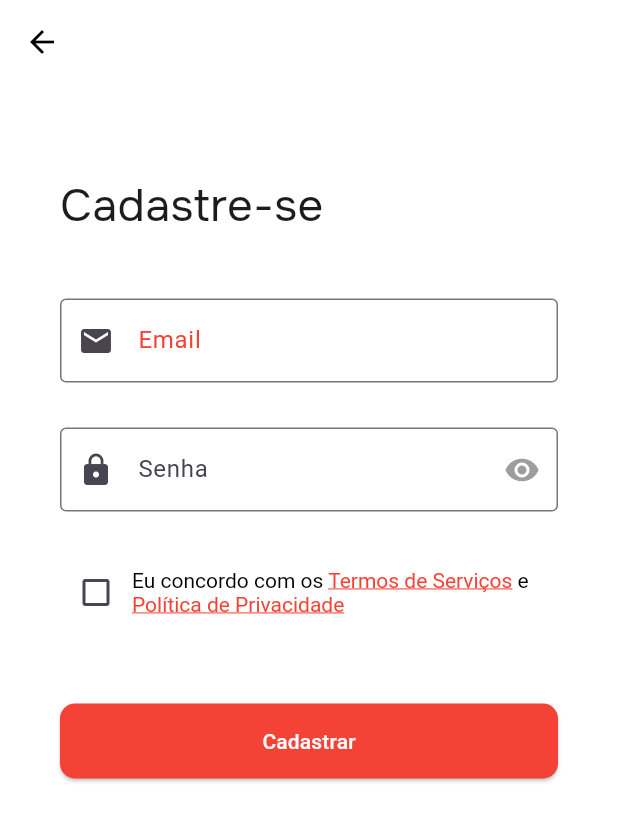
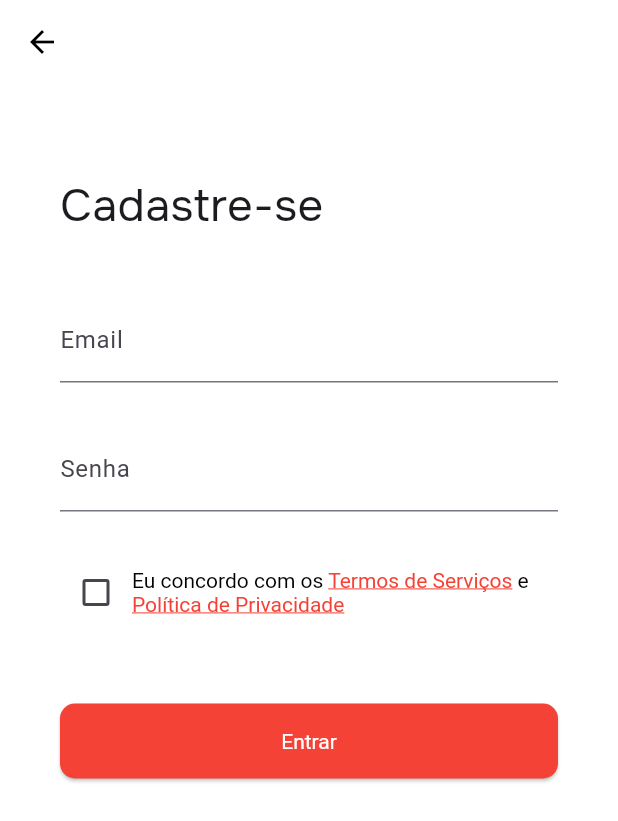
Before and after one commit to AndressCruz/no-smoke, a Flutter app: the screen it shows after launch, after a tap on "Cadastre-se", on a phone screen of 412 x 824 dp. Shown: the top 821 px of the screen. Run offline on Flutter 3.47's test engine with Material 3 defaults, Android fonts, the light colour scheme and no system bars; our stand-ins replace firebase_auth, firebase_core, fl_chart, font_awesome_flutter; accounts and stored records are empty; network calls fail.

Commit message:
auth_cadastro_login_logout

```diff
--- a/no_smoke/lib/cadastro.dart
+++ b/no_smoke/lib/cadastro.dart
@@ -1,16 +1,24 @@
 // ignore_for_file: prefer_const_constructors, prefer_const_literals_to_create_immutables
 
+import 'package:firebase_auth/firebase_auth.dart';
+import 'package:firebase_core/firebase_core.dart';
 import 'package:flutter/material.dart';
-import 'package:no_smoke/cadastro_widget/botao_cadastro.dart';
 import 'package:no_smoke/cadastro_widget/checkbox.dart';
-import 'package:no_smoke/login_widget/inputLogin.dart';
-import 'package:no_smoke/login_widget/inputSenha.dart';
+import 'package:no_smoke/login.dart';
 
-class Cadastro extends StatelessWidget {
-  const Cadastro({super.key});
+class Cadastro extends StatefulWidget {
+  @override
+  State<Cadastro> createState() => _CadastroState();
+}
 
+TextEditingController _email = TextEditingController();
+TextEditingController _senha = TextEditingController();
+late FirebaseAuth _auth;
+
+class _CadastroState extends State<Cadastro> {
   @override
   Widget build(BuildContext context) {
+    _initFirebase();
     return Scaffold(
       appBar: AppBar(
         leading: IconButton(
@@ -49,11 +57,23 @@ class Cadastro extends StatelessWidget {
           SizedBox(
             height: 40,
           ),
-          EmailInputField(),
+          TextFormField(
+              controller: _email,
+              keyboardType: TextInputType.emailAddress,
+              decoration: InputDecoration(
+                labelText: 'Email',
+                hintText: 'exemplo@gmail.com',
+              )),
           SizedBox(
             height: 30,
           ),
-          PasswordInputField(),
+          TextFormField(
+              controller: _senha,
+              obscureText: true,
+              decoration: InputDecoration(
+                labelText: 'Senha',
+                hintText: 'Digite sua senha',
+              )),
           SizedBox(
             height: 30,
           ),
@@ -61,9 +81,61 @@ class Cadastro extends StatelessWidget {
           SizedBox(
             height: 50,
           ),
-          BotaoEfetuarCadastro(),
+          SizedBox(
+            width: 200,
+            height: 50,
+            child: ElevatedButton(
+              onPressed: () {
+                _signUp();
+              },
+              style: ButtonStyle(
+                foregroundColor: MaterialStateProperty.all<Color>(Colors.white),
+                backgroundColor: MaterialStateProperty.all<Color>(Colors.red),
+                shape: MaterialStateProperty.all<RoundedRectangleBorder>(
+                  RoundedRectangleBorder(
+                    borderRadius: BorderRadius.circular(10.0),
+                  ),
+                ),
+                textStyle: MaterialStateProperty.all<TextStyle>(
+                  TextStyle(
+                    color: Colors.white,
+                  ),
+                ),
+              ),
+              child: Text("Entrar"),
+            ),
+          ),
         ],
       ),
     );
   }
+
+  Future<void> _initFirebase() async {
+    await Firebase.initializeApp();
+    if (Firebase.initializeApp() == null) {
+      print("Erro ao inicializar o Firebase");
+    } else {
+      print("Firebase inicializado com sucesso");
+    }
+    _auth = FirebaseAuth.instance;
+  }
+
+  void _signUp() async {
+    String email = _email.text;
+    String senha = _senha.text;
+
+    User? user = (await _auth.createUserWithEmailAndPassword(
+            email: email, password: senha))
+        .user;
+
+    if (user != null) {
+      print("Usuário criado com sucesso!");
+      Navigator.push(
+        context,
+        MaterialPageRoute(builder: (context) => LoginPage()),
+      );
+    } else {
+      print("Erro ao criar usuário");
+    }
+  }
 }
--- a/no_smoke/lib/cadastro_widget/botao_cadastro.dart
+++ b/no_smoke/lib/cadastro_widget/botao_cadastro.dart
@@ -1,31 +1,31 @@
-import 'package:flutter/material.dart';
-import 'package:no_smoke/cadastro.dart';
+// import 'package:flutter/material.dart';
+// import 'package:no_smoke/cadastro.dart';
 
-class BotaoEfetuarCadastro extends StatelessWidget {
-  @override
-  Widget build(BuildContext context) {
-    return SizedBox(
-      width: 100.0, // Largura desejada
-      height: 50.0, // Altura desejada
-      child: ElevatedButton(
-        style: ElevatedButton.styleFrom(
-          primary: Colors.red, // Cor de fundo vermelha
-          onPrimary: Colors.white, // Cor do texto branca
-          shape: RoundedRectangleBorder(
-            borderRadius: BorderRadius.circular(10.0), // Bordas arredondadas
-          ),
-        ),
-        onPressed: () {
-          Navigator.push(
-            context,
-            MaterialPageRoute(
-              builder: (context) =>
-                  const Cadastro(), // Navegar para a tela de cadastro
-            ),
-          );
-        },
-        child: Text('Cadastrar'),
-      ),
-    );
-  }
-}
+// class BotaoEfetuarCadastro extends StatelessWidget {
+//   @override
+//   Widget build(BuildContext context) {
+//     return SizedBox(
+//       width: 100.0, // Largura desejada
+//       height: 50.0, // Altura desejada
+//       child: ElevatedButton(
+//         style: ElevatedButton.styleFrom(
+//           primary: Colors.red, // Cor de fundo vermelha
+//           onPrimary: Colors.white, // Cor do texto branca
+//           shape: RoundedRectangleBorder(
+//             borderRadius: BorderRadius.circular(10.0), // Bordas arredondadas
+//           ),
+//         ),
+//         // onPressed: () {
+//         //   Navigator.push(
+//         //     context,
+//         //     MaterialPageRoute(
+//         //       builder: (context) =>
+//         //           const Cadastro(), // Navegar para a tela de cadastro
+//         //     ),
+//         //   );
+//         // },
+//         child: Text('Cadastrar'),
+//       ),
+//     );
+//   }
+// }
--- a/no_smoke/lib/login.dart
+++ b/no_smoke/lib/login.dart
@@ -9,15 +9,22 @@ import 'package:no_smoke/login_widget/esqueceu_senha.dart';
 import 'package:no_smoke/login_widget/inputLogin.dart';
 import 'package:no_smoke/login_widget/inputSenha.dart';
 import 'package:no_smoke/login_widget/login_google.dart';
+import 'package:no_smoke/stop.dart';
 
-class LoginPage extends StatelessWidget {
-  // const LoginPage({super.key});
+class LoginPage extends StatefulWidget {
+  @override
+  State<LoginPage> createState() => _LoginPageState();
+}
+
+class _LoginPageState extends State<LoginPage> {
+  // final FirebaseAuth _auth = FirebaseAuth.instance;
   TextEditingController _email = TextEditingController();
   TextEditingController _senha = TextEditingController();
-  final FirebaseAuth _auth = FirebaseAuth.instance;
+  late FirebaseAuth _auth;
 
   @override
   Widget build(BuildContext context) {
+    _initFirebase();
     return Scaffold(
       body: _body(),
     );
@@ -41,16 +48,53 @@ class LoginPage extends StatelessWidget {
           SizedBox(
             height: 30,
           ),
-          EmailInputField(),
+          // EmailInputField(),
+          TextFormField(
+              controller: _email,
+              keyboardType: TextInputType.emailAddress,
+              decoration: InputDecoration(
+                labelText: 'Email',
+                hintText: 'exemplo@gmail.com',
+              )),
           SizedBox(
             height: 30,
           ),
-          PasswordInputField(),
+          // PasswordInputField(),
+          TextFormField(
+              controller: _senha,
+              obscureText: true,
+              decoration: InputDecoration(
+                labelText: 'Senha',
+                hintText: 'Digite sua senha',
+              )),
           EsqueceuSenha(),
           SizedBox(
             height: 50,
           ),
-          BotaoLogin(),
+          SizedBox(
+            width: 200,
+            height: 50,
+            child: ElevatedButton(
+              onPressed: () {
+                _authenticate();
+              },
+              style: ButtonStyle(
+                foregroundColor: MaterialStateProperty.all<Color>(Colors.white),
+                backgroundColor: MaterialStateProperty.all<Color>(Colors.red),
+                shape: MaterialStateProperty.all<RoundedRectangleBorder>(
+                  RoundedRectangleBorder(
+                    borderRadius: BorderRadius.circular(10.0),
+                  ),
+                ),
+                textStyle: MaterialStateProperty.all<TextStyle>(
+                  TextStyle(
+                    color: Colors.white,
+                  ),
+                ),
+              ),
+              child: Text("Entrar"),
+            ),
+          ),
           SizedBox(
             height: 40,
           ),
@@ -73,4 +117,29 @@ class LoginPage extends StatelessWidget {
       ),
     );
   }
+
+  Future<void> _initFirebase() async {
+    await Firebase.initializeApp();
+    if (Firebase.initializeApp() == null) {
+      print("Erro ao inicializar o Firebase");
+    } else {
+      print("Firebase inicializado com sucesso");
+    }
+    _auth = FirebaseAuth.instance;
+  }
+
+  Future<void> _authenticate() async {
+    try {
+      UserCredential userCredential = await _auth.signInWithEmailAndPassword(
+          email: _email.text.toString(), password: _senha.text.toString());
+      print("Autorizado");
+      Navigator.push(
+        context,
+        MaterialPageRoute(builder: (context) => StopSmoke()),
+      );
+    } catch (e) {
+      print("Não autorizado $e");
+    }
+    setState(() {});
+  }
 }
--- a/no_smoke/lib/main.dart
+++ b/no_smoke/lib/main.dart
@@ -1,10 +1,9 @@
 import 'package:firebase_core/firebase_core.dart';
+import 'package:firebase_auth/firebase_auth.dart';
 import 'package:flutter/material.dart';
 import 'package:no_smoke/splash.dart';
 
-void main() async {
-  WidgetsFlutterBinding.ensureInitialized();
-  await Firebase.initializeApp();
+void main() {
   runApp(const MyApp());
 }
 
--- a/no_smoke/lib/notificacao_widget/recusao_botao.dart
+++ b/no_smoke/lib/notificacao_widget/recusao_botao.dart
@@ -22,7 +22,7 @@ class RecusarBotao extends StatelessWidget {
             context,
             MaterialPageRoute(
               builder: (context) =>
-                  const LoginPage(), // Navegar para a tela de cadastro
+                  LoginPage(), // Navegar para a tela de cadastro
             ),
           );
         },
--- a/no_smoke/pubspec.yaml
+++ b/no_smoke/pubspec.yaml
@@ -35,6 +35,7 @@ dependencies:
     sdk: flutter
   firebase_auth:
   firebase_core:
+
 
 
   # The following adds the Cupertino Icons font to your application.
```
Also changed, not shown: no_smoke/lib/home.dart (+17 -2 lines), no_smoke/lib/login_widget/login_google.dart (+7 -7 lines), no_smoke/pubspec.lock, 4 other files.
